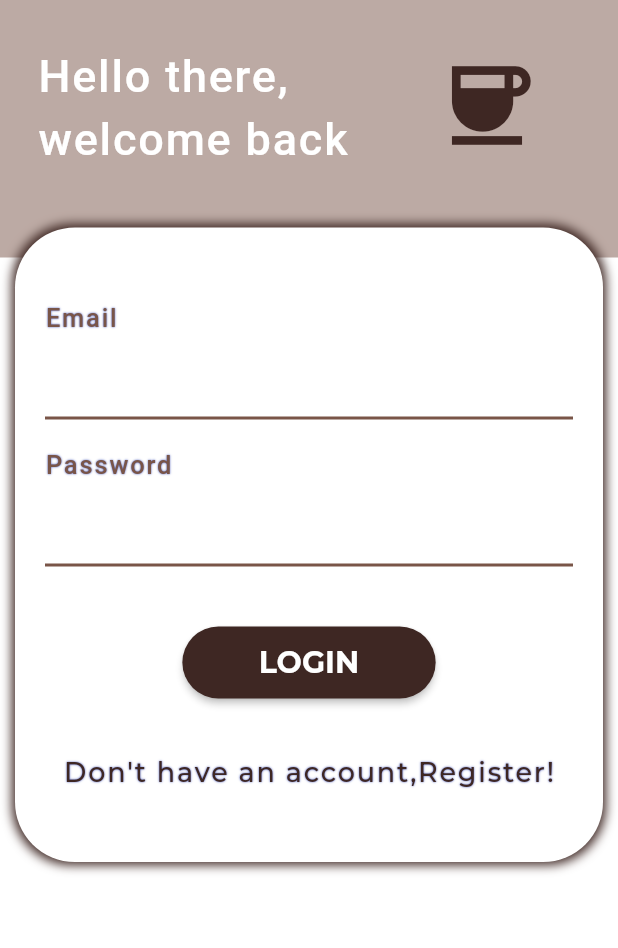
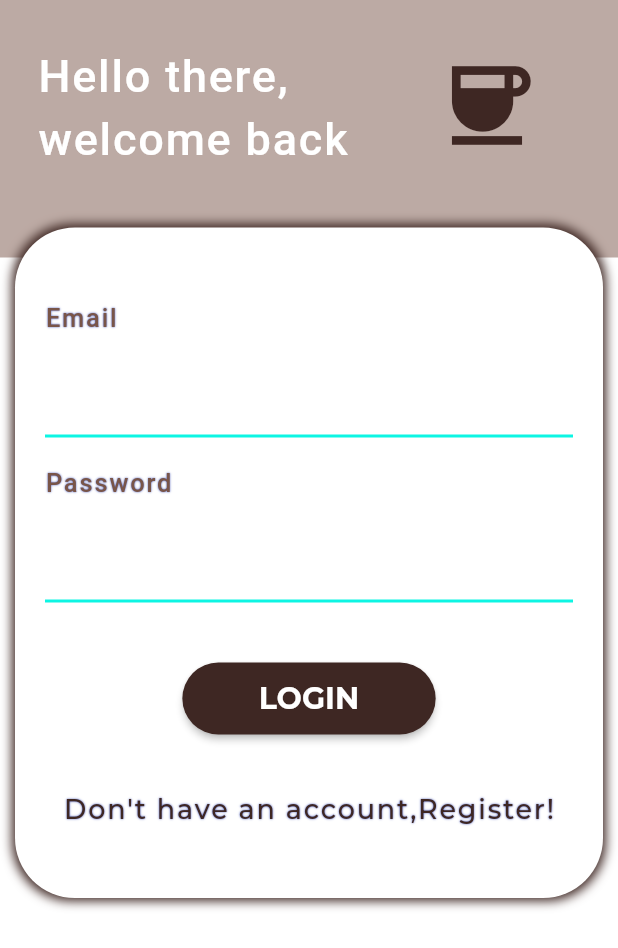
Before and after one commit to Away-Coders/Sportify, a Flutter app: the Body widget shown alone on an empty page, opened directly, after a tap on "LOGIN", on a phone screen of 412 x 824 dp. Shown: the top 948 px of the screen. Run offline on Flutter 3.47's test engine with Material 2 defaults, Android fonts, the phone set to English and light mode, and no system bars; our stand-ins replace firebase_auth, firebase_core, flutter_svg, font_awesome_flutter, google_fonts, webview_flutter; accounts and stored records are empty; network calls fail.

Commit message:
Login Screen Created

```diff
--- a/lib/constants.dart
+++ b/lib/constants.dart
@@ -22,10 +22,16 @@
 const kShadowColor = Color(0xFF364564);
 
 const textInputDecoration = InputDecoration(
-  fillColor: Colors.white,
-  filled: true,
+  // fillColor: Colors.white,
+  // filled: true,
+  contentPadding: EdgeInsets.symmetric(vertical: 20.0, horizontal: 10.0),
+  hintStyle: TextStyle(fontSize:15),
   enabledBorder: UnderlineInputBorder(
-      borderSide: BorderSide(color: Colors.brown, width: 2.0)),
+      borderSide: BorderSide(color: kPrimaryColor, width: 2.0)),
   focusedBorder: OutlineInputBorder(
-      borderSide: BorderSide(color: Colors.black87, width: 2.0)),
+      borderSide: BorderSide(color: kPrimaryColor, width: 2.0),
+      borderRadius: BorderRadius.all(
+          Radius.circular(10.0),
+      ),
+  ),
 );
--- a/lib/main.dart
+++ b/lib/main.dart
@@ -1,6 +1,7 @@
 import 'package:firebase_core/firebase_core.dart';
 import 'package:flutter/material.dart';
 import 'package:provider/provider.dart';
+import 'package:sportify/login/login.dart';
 import 'package:sportify/models/My_User.dart';
 import 'package:sportify/screens/home/Demo.dart';
 import 'package:sportify/screens/home/home_screen.dart';
--- a/lib/screens/authenticate/authenticate.dart
+++ b/lib/screens/authenticate/authenticate.dart
@@ -2,6 +2,8 @@
 import 'package:flutter/material.dart';
 import 'package:sportify/screens/authenticate/register_with_email.dart';
 import 'package:sportify/screens/authenticate/signinemail.dart';
+
+import '../../login/login.dart';
 
 class Authenticate extends StatefulWidget {
   const Authenticate({Key? key}) : super(key: key);
@@ -22,7 +24,7 @@
   @override
   Widget build(BuildContext context) {
     if (showSignIn) {
-      return SignInEmail(toggleView:  toggleView);
+      return Login(toggleView:  toggleView);
     } else {
       return RegisterWithEmail(toggleView:  toggleView);
     }
--- a/lib/screens/wrapper.dart
+++ b/lib/screens/wrapper.dart
@@ -15,7 +15,7 @@
     final user=Provider.of<MyUser>(context);
 
     if(user==null){
-      return WelcomeScreen();
+      return Authenticate();
     }
     else {
       return HomeScreen();
--- a/lib/theme.dart
+++ b/lib/theme.dart
@@ -33,7 +33,7 @@
   return ThemeData.dark().copyWith(
     primaryColor: kPrimaryColor,
     accentColor: kAccentDarkColor,
-    scaffoldBackgroundColor: Color(0xFF0D0C0E),
+    scaffoldBackgroundColor: kBackgroundDarkColor,
     appBarTheme: appBarTheme,
     colorScheme: ColorScheme.light(
       secondary: kSecondaryDarkColor,
@@ -46,8 +46,6 @@
     textTheme: GoogleFonts.montserratTextTheme().copyWith(
       bodyText1: TextStyle(color: kBodyTextColorDark),
       bodyText2: TextStyle(color: kBodyTextColorDark),
-      headline4: TextStyle(color: kTitleTextDarkColor, fontSize: 32),
-      headline1: TextStyle(color: kTitleTextDarkColor, fontSize: 80),
     ),
   );
 }
--- a/lib/welcome_screen/body.dart
+++ b/lib/welcome_screen/body.dart
@@ -11,11 +11,11 @@
     Size size = MediaQuery.of(context).size;
     // This size provide us total height and width of our screen
     return Column(
-      mainAxisAlignment: MainAxisAlignment.center,
-      crossAxisAlignment: CrossAxisAlignment.center,
+      // mainAxisAlignment: MainAxisAlignment.center,
+      // crossAxisAlignment: CrossAxisAlignment.center,
       children: <Widget>[
         Text(
-          "SPORTIFY",
+          "SPOTIFY",
           style: TextStyle(color: kPrimaryColor, fontWeight: FontWeight.bold),
         ),
         SizedBox(height: size.height * 0.05),
--- a/pubspec.yaml
+++ b/pubspec.yaml
@@ -41,6 +41,7 @@
   cloud_firestore: ^3.1.11
   provider: ^6.0.2
   firebase_core: ^1.14.0
+  font_awesome_flutter: ^9.2.0
 
 
 dev_dependencies:
```
Also changed, not shown: lib/login/login.dart (added, +136 -0 lines), pubspec.lock, 1 other file.
